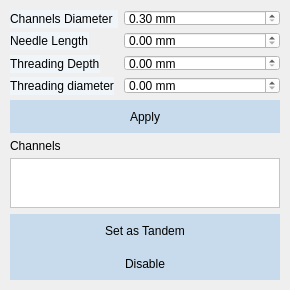
Qt form src/windows/ui/channels_view.ui (brachify/brachify) before a commit.
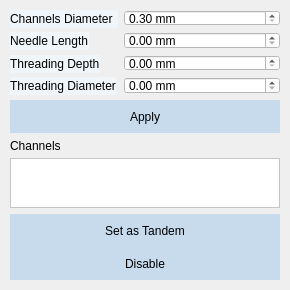
The same form after that commit.

Commit message: Popup put in to verify user wants angle ofimported tandem updated, window icons put on pop ups, few letter capitalized in UI in cylinder and channels view.

What changed in the file:
```diff
--- a/src/windows/ui/channels_view.ui
+++ b/src/windows/ui/channels_view.ui
@@ -232,7 +232,7 @@
         <string notr="true">background-color: rgb(240, 245, 250);</string>
        </property>
        <property name="text">
-        <string>Threading diameter</string>
+        <string>Threading Diameter</string>
        </property>
       </widget>
      </item>
```
The commit also changes 5 other files.
